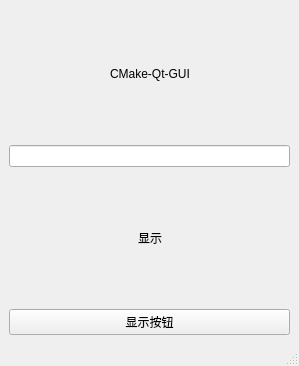
Above: mainwindow.ui from SFUMECJF/reconstruction before the change. Below: the same form after it.
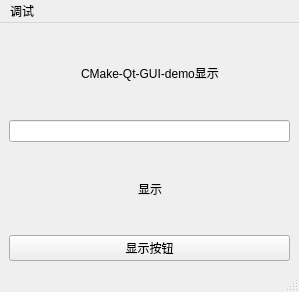
That is the form after the change.

Commit message: add a serialport ui to the project

Patch:
```diff
--- a/mainwindow.ui
+++ b/mainwindow.ui
@@ -7,7 +7,7 @@
     <x>0</x>
     <y>0</y>
     <width>299</width>
-    <height>366</height>
+    <height>292</height>
    </rect>
   </property>
   <property name="windowTitle">
@@ -33,7 +33,7 @@
       <item>
        <widget class="QLabel" name="label">
         <property name="text">
-         <string>CMake-Qt-GUI</string>
+         <string>CMake-Qt-GUI-demo显示</string>
         </property>
        </widget>
       </item>
@@ -107,9 +107,16 @@
      <x>0</x>
      <y>0</y>
      <width>299</width>
-     <height>28</height>
+     <height>21</height>
     </rect>
    </property>
+   <widget class="QMenu" name="menu">
+    <property name="title">
+     <string>调试</string>
+    </property>
+    <addaction name="actionSerialPort"/>
+   </widget>
+   <addaction name="menu"/>
   </widget>
   <widget class="QStatusBar" name="statusbar"/>
  </widget>
```
Left out of the diff: 5 changed lines with no effect on the pictures. The commit also changes 7 other files.
